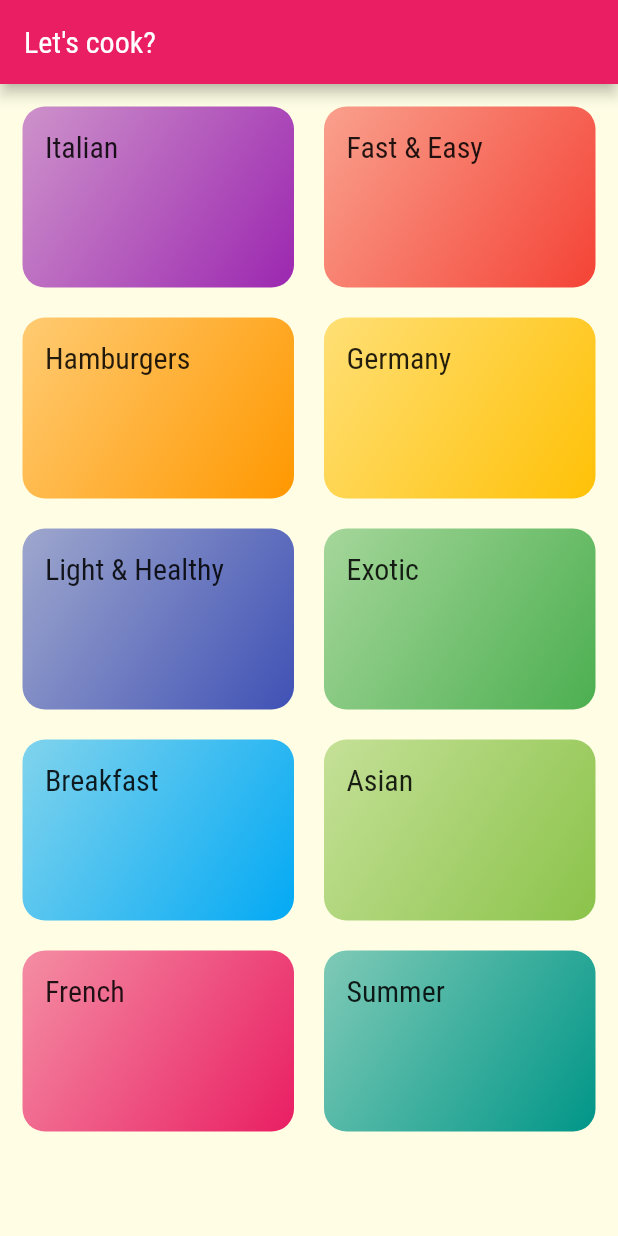
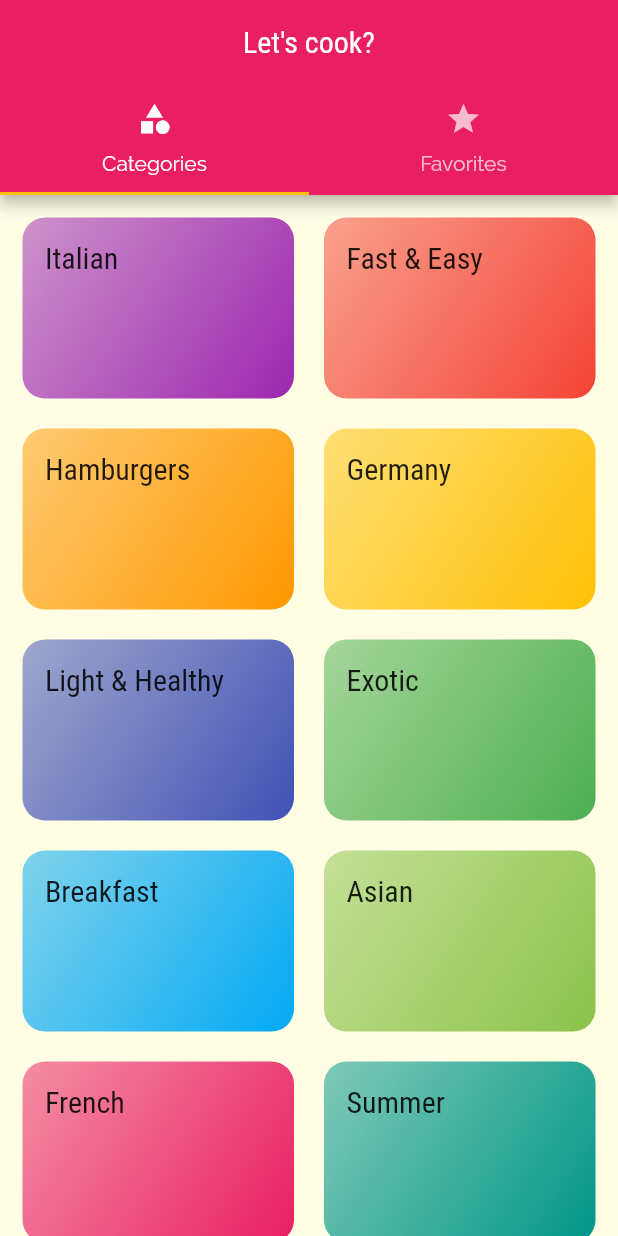
Before and after one commit to santclear/meals, a Flutter app: the screen it shows after launch, on a phone screen of 412 x 824 dp. Run offline on Flutter 3.47's test engine with Material 2 defaults, Android fonts, the phone set to English and light mode, and no system bars.

Commit message:
17 - Add new FavoriteScreen widget and update main navigation to use TabsScreen. Minor adjustments to CategoriesScreen widget.

```diff
--- a/lib/main.dart
+++ b/lib/main.dart
@@ -1,5 +1,6 @@
 import 'package:flutter/material.dart';
 import 'package:meals/screens/categories_screen.dart';
+import 'package:meals/screens/tabs_screen.dart';
 
 import 'screens/categories_meals_screen.dart';
 import 'screens/meal_detail_screen.dart';
@@ -31,7 +32,7 @@ class MyApp extends StatelessWidget {
         ),
       ),
       routes: {
-        AppRoutes.home: (ctx) => const CategoriesScreen(),
+        AppRoutes.home: (ctx) => const TabsScreen(),
         AppRoutes.categoriesMeals: (ctx) => const CategoriesMealsScreen(),
         AppRoutes.mealDetail: (ctx) => const MealDetailScreen(),
       },
--- a/lib/screens/categories_screen.dart
+++ b/lib/screens/categories_screen.dart
@@ -8,22 +8,17 @@ class CategoriesScreen extends StatelessWidget {
 
   @override
   Widget build(BuildContext context) {
-    return Scaffold(
-      appBar: AppBar(
-        title: const Text('Let\'s cook?'),
-      ),
-      body: GridView(
+    return GridView(
       padding: const EdgeInsets.all(15),
       gridDelegate: const SliverGridDelegateWithMaxCrossAxisExtent(
         maxCrossAxisExtent: 200,
-          childAspectRatio: 3 /2,
+        childAspectRatio: 3 / 2,
         crossAxisSpacing: 20,
         mainAxisSpacing: 20,
       ),
       children: dummyCategories.map((cat) {
         return CategoryItem(cat);
       }).toList(),
-      ),
     );
   }
 }
--- /dev/null
+++ b/lib/screens/favorite_screen.dart
@@ -0,0 +1,13 @@
+import 'package:flutter/material.dart';
+
+class FavoriteScreen extends StatelessWidget {
+
+  const FavoriteScreen({super.key});
+
+  @override
+  Widget build(BuildContext context) {
+    return const Center(
+      child: Text('My favorite meals'),
+    );
+  }
+}
--- /dev/null
+++ b/lib/screens/tabs_screen.dart
@@ -0,0 +1,39 @@
+import 'package:flutter/material.dart';
+import 'package:meals/screens/categories_screen.dart';
+import 'package:meals/screens/favorite_screen.dart';
+
+class TabsScreen extends StatelessWidget {
+  const TabsScreen({super.key});
+
+  @override
+  Widget build(BuildContext context) {
+    return DefaultTabController(
+      length: 2,
+      child: Scaffold(
+        appBar: AppBar(
+          title: const Center(
+            child: Text('Let\'s cook?'),
+          ),
+          bottom: const TabBar(
+            tabs: [
+              Tab(
+                icon: Icon(Icons.category),
+                text: 'Categories',
+              ),
+              Tab(
+                icon: Icon(Icons.star),
+                text: 'Favorites',
+              ),
+            ],
+          ),
+        ),
+        body: const TabBarView(
+          children: [
+            CategoriesScreen(),
+            FavoriteScreen(),
+          ],
+        ),
+      ),
+    );
+  }
+}
```
Lines whose indentation alone changed are shown as unchanged.
